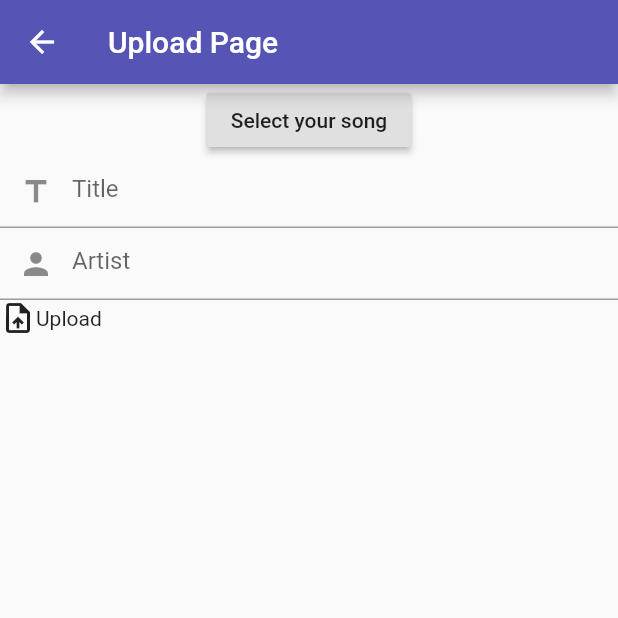
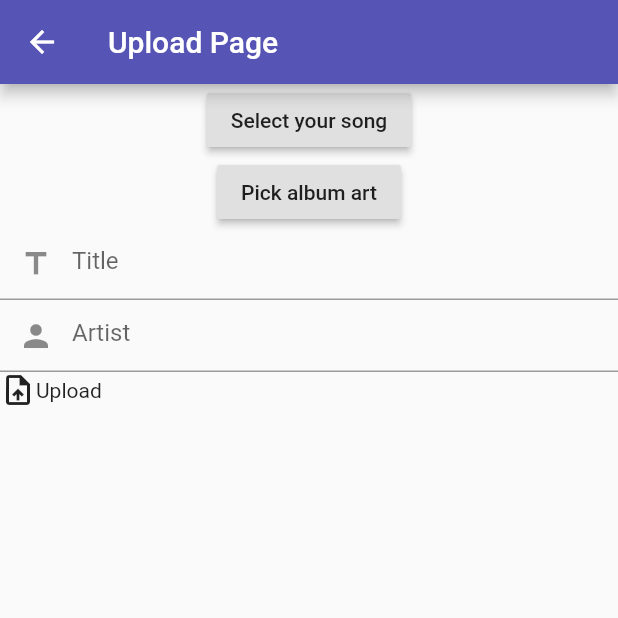
Before and after one commit to ankeet7x/suselimusicapp, a Flutter app: the UploadPage screen opened directly, on a phone screen of 412 x 824 dp, the top half of it. Run offline on Flutter 3.47's test engine with Material 2 defaults, Android fonts, the phone set to English and light mode, and no system bars; our stand-ins replace audioplayers, cloud_firestore, file_picker, firebase_auth, firebase_core, firebase_storage and 4 more; missing offline and left inert: flutter_audio_query; accounts and stored records are empty.

Commit message:
Upload Songs with albumart

```diff
--- a/lib/materials/musicpage.dart
+++ b/lib/materials/musicpage.dart
@@ -24,6 +24,7 @@ class _MusicPageState extends State<MusicPage> {
       appBar: AppBar(
         backgroundColor: Colors.white,
         elevation: 0,
+        actions: [],
         leading: GestureDetector(
             onTap: () => Navigator.pop(context),
             child: Icon(
--- a/lib/models/songs.dart
+++ b/lib/models/songs.dart
@@ -5,12 +5,15 @@ class SongModel {
   static const SONGURL = 'songUrl';
   static const ARTIST = 'artist';
   static const UPLOADER = 'uploadedBy';
+  static const COVERIMAGE = 'imageUrl';
 
   String _title;
   String _songUrl;
+  String _imageUrl;
   String _artist;
   String _uploadedBy;
 
+  String get imageUrl => _imageUrl;
   String get title => _title;
   String get songUrl => _songUrl;
   String get artist => _artist;
@@ -21,5 +24,6 @@ class SongModel {
     _songUrl = snapshot.data()[SONGURL];
     _artist = snapshot.data()[ARTIST];
     _uploadedBy = snapshot.data()[UPLOADER];
+    _imageUrl = snapshot.data()[COVERIMAGE];
   }
 }
--- a/lib/pages/songspage.dart
+++ b/lib/pages/songspage.dart
@@ -25,6 +25,7 @@ class _SongPageState extends State<SongPage> {
               songP.playLocal(index);
               songP.setcurrentIndex(index);
               print(songP.songs[index].artistId);
+              print("album: "+ songP.songs[index].albumArtwork);
               songP.getDuration();
               songP.getPlayerState();
               print('Artist is : ${songP.songs[index].artistId}');
--- a/lib/pages/uploadpage.dart
+++ b/lib/pages/uploadpage.dart
@@ -1,6 +1,7 @@
 import 'package:flutter/material.dart';
 import 'package:provider/provider.dart';
 import 'package:suseli/provider/dbprovider.dart';
+import 'package:suseli/provider/netsongprovider.dart';
 
 class UploadPage extends StatefulWidget {
   @override
@@ -16,35 +17,36 @@ class _UploadPageState extends State<UploadPage> {
   void dispose() {
     _titleController.dispose();
     _artistController.dispose();
+
     super.dispose();
   }
 
   @override
   Widget build(BuildContext context) {
+    final db = Provider.of<DbProvider>(context);
+    final netP = Provider.of<NetSongProvider>(context);
     return Scaffold(
       appBar: AppBar(
         title: Text("Upload Page"),
       ),
       body: Column(
         children: [
-          Consumer<DbProvider>(builder: (context, db, child) {
-            return RaisedButton(
+          RaisedButton(
               child: Text("Select your song"),
               onPressed: () {
                 db.selectSong();
                 // pro.selectSong();
               },
-            );
-          }),
-          Consumer<DbProvider>(
-            builder: (context, db, child) {
-              if (db.mp3 != null) {
-                return Text(db.mp3.uri.toString());
-              } else {
-                return Container();
-              }
-            },
-          ),
+            ),
+           RaisedButton(
+                child: Text("Pick album art"),
+                onPressed: (){
+                  db.getAlbumArt();
+                },
+              )
+        ,
+
+
           Form(
             key: _formKey,
             child: Column(
@@ -66,8 +68,7 @@ class _UploadPageState extends State<UploadPage> {
               ],
             ),
           ),
-          Consumer<DbProvider>(
-            builder: (context, db, child) => InkWell(
+          InkWell(
               splashColor: Colors.cyan,
               onTap: () async {
                 try {
@@ -75,8 +76,12 @@ class _UploadPageState extends State<UploadPage> {
                     _formKey.currentState.save();
                     print("Uploading");
                     await db.uploadSong(
-                        db.mp3, _titleController.text, _artistController.text);
+                        db.mp3, _titleController.text, _artistController.text, db.albumArt);
                     // Navigator.pop(context);
+
+                    Future.delayed(Duration(seconds: 5), (){
+                      netP.fetchSongsFromInternet();
+                    });
                   }
                 } catch (e) {
                   print(e.toString());
@@ -86,23 +91,8 @@ class _UploadPageState extends State<UploadPage> {
                 children: [Icon(Icons.upload_file), Text("Upload")],
               ),
             ),
-          ),
-          Consumer<DbProvider>(
-            builder: (context, db, child) {
-              switch (db.uploadingStatus) {
-                case UploadingStatus.Uploading:
-                  return CircularProgressIndicator(
-                    backgroundColor: Colors.purple,
-                  );
-                  break;
-                case UploadingStatus.Uploaded:
-                  return Text("Your song has been uploaded");
-                  break;
-                case UploadingStatus.Idle:
-                  return Container();
-              }
-            },
-          )
+
+
         ],
       ),
     );
--- a/lib/provider/suseliprovider.dart
+++ b/lib/provider/suseliprovider.dart
@@ -46,6 +46,8 @@ class MusicProvider extends ChangeNotifier {
     List<GenreInfo> genreList = await audioQuery.getGenres();
     genres = genreList;
   }
+
+
 
   // For playing songs from local
   bool play = false;
--- a/pubspec.yaml
+++ b/pubspec.yaml
@@ -32,6 +32,7 @@ dependencies:
   flutter_audio_query:
   provider:
   flutter_svg:
+  image_picker: ^0.6.7+22
   firebase_storage: ^7.0.0
   google_sign_in: ^4.5.9
   firebase_core: ^0.7.0
```
Also changed, not shown: lib/materials/suselihome.dart (+0 -69 lines), lib/pages/browsesongs.dart (+12 -4 lines), lib/provider/dbprovider.dart (+62 -26 lines), pubspec.lock.
